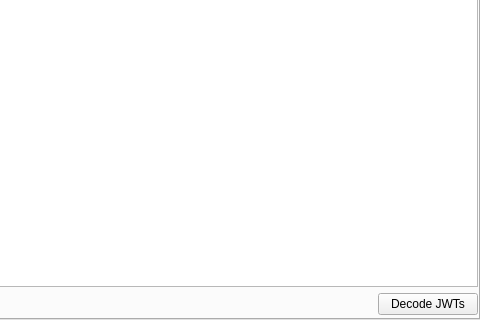
KebsCS/LeagueClientDebugger, file LeagueClientDebugger/LeagueClientDebugger.ui: the form before one commit; both pictures show x 542 to 1022 and y 295 to 615 of the 1022 by 615 pixel window.
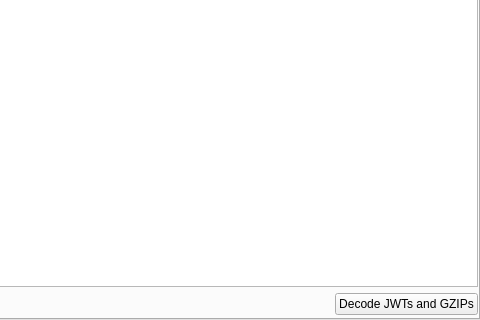
The form after the commit.

Commit message: config cloudflare fix, decode gzips button

```diff
--- a/LeagueClientDebugger/LeagueClientDebugger.ui
+++ b/LeagueClientDebugger/LeagueClientDebugger.ui
@@ -410,7 +410,7 @@
                  </size>
                 </property>
                 <property name="text">
-                 <string>Decode JWTs</string>
+                 <string>Decode JWTs and GZIPs</string>
                 </property>
                </widget>
               </item>
```
The commit also changes 4 other files.
